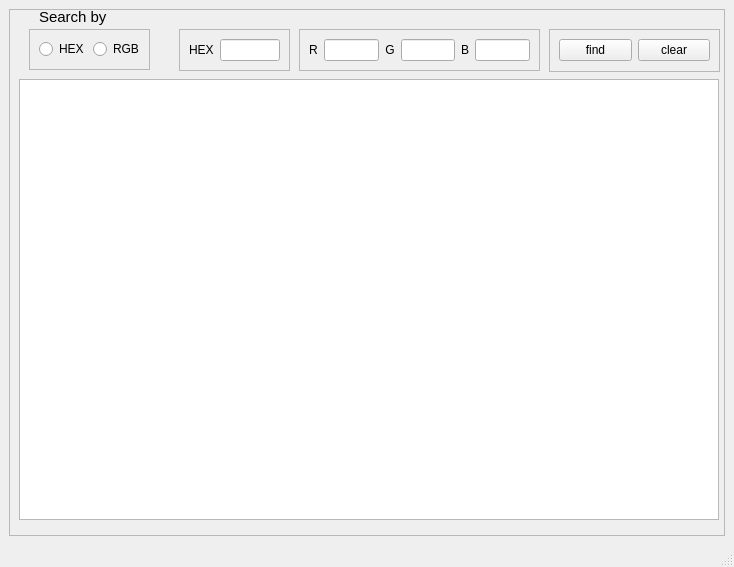
Qt form mainwindow.ui (LizaTheGreatest/ColorMenu) before a commit.
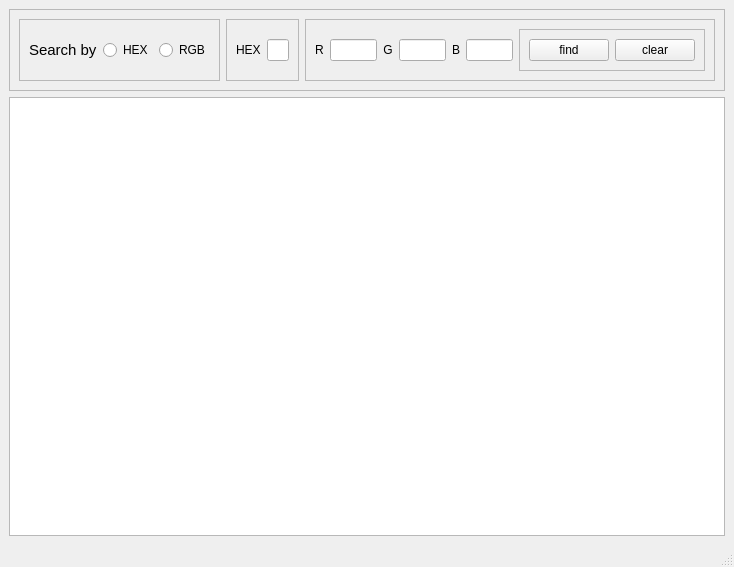
The same form after that commit.

Commit message: fixed rgb and hex search

Diff of the .ui file:
```diff
--- a/mainwindow.ui
+++ b/mainwindow.ui
@@ -20,8 +20,10 @@
    <string>Color Menu</string>
   </property>
   <widget class="QWidget" name="centralwidget">
-   <layout class="QGridLayout" name="gridLayout">
-    <item row="0" column="0">
+   <layout class="QVBoxLayout" name="verticalLayout">
+    <item>
+     <layout class="QHBoxLayout" name="horizontalLayout_5">
+      <item>
      <widget class="QFrame" name="frame">
       <property name="frameShape">
        <enum>QFrame::StyledPanel</enum>
@@ -29,63 +31,47 @@
       <property name="frameShadow">
        <enum>QFrame::Raised</enum>
       </property>
-      <widget class="QFrame" name="frame_2">
-       <property name="geometry">
-        <rect>
-         <x>540</x>
-         <y>20</y>
-         <width>171</width>
-         <height>43</height>
-        </rect>
-       </property>
+        <layout class="QHBoxLayout" name="horizontalLayout_8">
+         <item>
+          <widget class="QFrame" name="frame_5">
        <property name="frameShape">
         <enum>QFrame::StyledPanel</enum>
        </property>
        <property name="frameShadow">
         <enum>QFrame::Raised</enum>
        </property>
-       <layout class="QHBoxLayout" name="horizontalLayout_2">
+           <layout class="QHBoxLayout" name="horizontalLayout_4">
         <item>
-         <widget class="QPushButton" name="pushButton">
+             <widget class="QLabel" name="label_5">
+              <property name="font">
+               <font>
+                <pointsize>11</pointsize>
+               </font>
+              </property>
           <property name="text">
-           <string>find</string>
+               <string>Search by</string>
           </property>
          </widget>
         </item>
         <item>
-         <widget class="QPushButton" name="pushButton_clear">
+             <widget class="QRadioButton" name="radioButton_hex">
           <property name="text">
-           <string>clear</string>
+               <string>HEX</string>
+              </property>
+             </widget>
+            </item>
+            <item>
+             <widget class="QRadioButton" name="radioButton_rgb">
+              <property name="text">
+               <string>RGB</string>
           </property>
          </widget>
         </item>
        </layout>
       </widget>
-      <widget class="QTableWidget" name="tableWidget">
-       <property name="geometry">
-        <rect>
-         <x>10</x>
-         <y>70</y>
-         <width>700</width>
-         <height>441</height>
-        </rect>
-       </property>
-       <property name="sizePolicy">
-        <sizepolicy hsizetype="Expanding" vsizetype="Expanding">
-         <horstretch>0</horstretch>
-         <verstretch>0</verstretch>
-        </sizepolicy>
-       </property>
-      </widget>
+         </item>
+         <item>
       <widget class="QFrame" name="frame_3">
-       <property name="geometry">
-        <rect>
-         <x>170</x>
-         <y>20</y>
-         <width>111</width>
-         <height>42</height>
-        </rect>
-       </property>
        <property name="frameShape">
         <enum>QFrame::StyledPanel</enum>
        </property>
@@ -109,15 +95,9 @@
         </item>
        </layout>
       </widget>
+         </item>
+         <item>
       <widget class="QFrame" name="frame_4">
-       <property name="geometry">
-        <rect>
-         <x>290</x>
-         <y>20</y>
-         <width>241</width>
-         <height>42</height>
-        </rect>
-       </property>
        <property name="frameShape">
         <enum>QFrame::StyledPanel</enum>
        </property>
@@ -162,58 +142,48 @@
         <item>
          <widget class="QLineEdit" name="lineEdit_blue"/>
         </item>
-       </layout>
-      </widget>
-      <widget class="QFrame" name="frame_5">
-       <property name="geometry">
-        <rect>
-         <x>20</x>
-         <y>20</y>
-         <width>121</width>
-         <height>41</height>
-        </rect>
-       </property>
+            <item>
+             <widget class="QFrame" name="frame_2">
        <property name="frameShape">
         <enum>QFrame::StyledPanel</enum>
        </property>
        <property name="frameShadow">
         <enum>QFrame::Raised</enum>
        </property>
-       <layout class="QHBoxLayout" name="horizontalLayout_4">
+              <layout class="QHBoxLayout" name="horizontalLayout_2">
         <item>
-         <widget class="QRadioButton" name="radioButton_hex">
+                <widget class="QPushButton" name="pushButton">
           <property name="text">
-           <string>HEX</string>
+                  <string>find</string>
           </property>
          </widget>
         </item>
         <item>
-         <widget class="QRadioButton" name="radioButton_rgb">
+                <widget class="QPushButton" name="pushButton_clear">
           <property name="text">
-           <string>RGB</string>
+                  <string>clear</string>
           </property>
          </widget>
         </item>
        </layout>
       </widget>
-      <widget class="QLabel" name="label_5">
-       <property name="geometry">
-        <rect>
-         <x>30</x>
-         <y>0</y>
-         <width>71</width>
-         <height>16</height>
-        </rect>
-       </property>
-       <property name="font">
-        <font>
-         <pointsize>11</pointsize>
-        </font>
-       </property>
-       <property name="text">
-        <string>Search by</string>
-       </property>
-      </widget>
+            </item>
+           </layout>
+          </widget>
+         </item>
+        </layout>
+       </widget>
+      </item>
+     </layout>
+    </item>
+    <item>
+     <widget class="QTableWidget" name="tableWidget">
+      <property name="sizePolicy">
+       <sizepolicy hsizetype="Expanding" vsizetype="Expanding">
+        <horstretch>0</horstretch>
+        <verstretch>0</verstretch>
+       </sizepolicy>
+      </property>
      </widget>
     </item>
    </layout>
```
Lines whose indentation alone changed are shown as unchanged. The commit also changes 2 other files.
